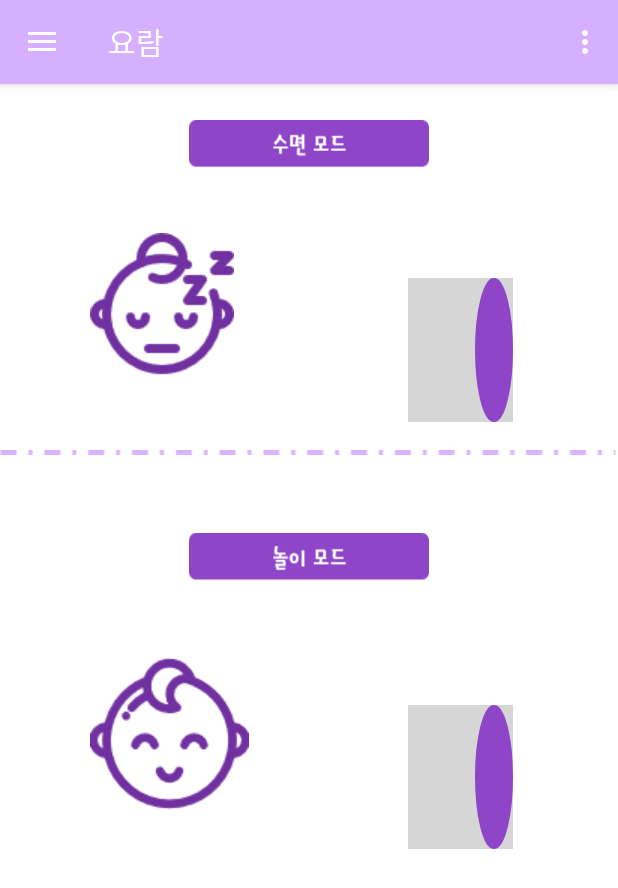
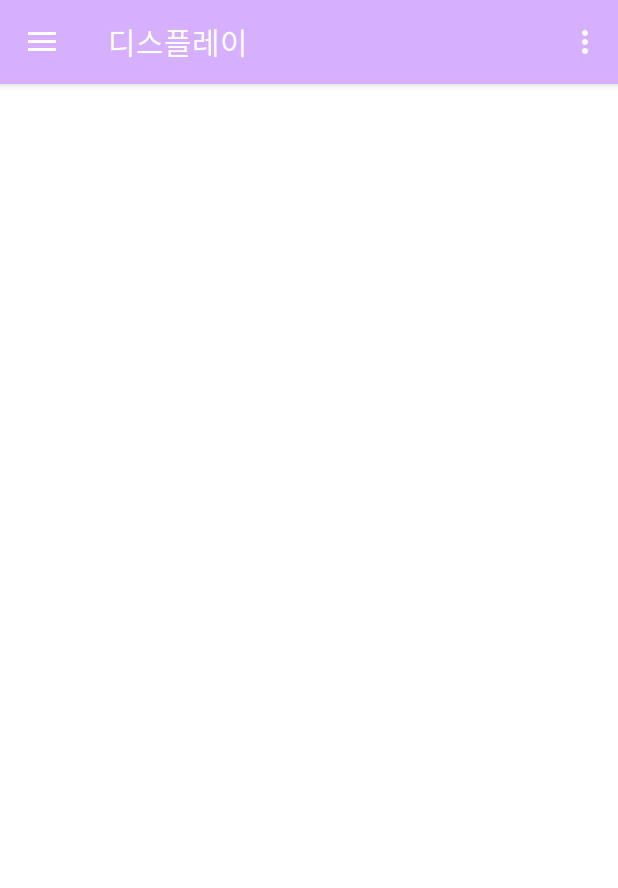
Before and after one commit to Dauuni/Bazzi, an Android app: the Cradle screen opened directly, with no data from a screen before it, on a phone screen of 412 x 824 dp. Shown: the top 888 px of the screen. Run offline under Robolectric (Android 15) with nearby library versions, the phone set to English and light mode, and no system bars.

Commit message:
20.05.05 / 15:52

```diff
--- a/app/src/main/java/com/daeun/bazzi_1/Cradle.java
+++ b/app/src/main/java/com/daeun/bazzi_1/Cradle.java
@@ -16,7 +16,7 @@ public class Cradle extends AppCompatActivity
     @Override
     protected void onCreate(Bundle savedInstanceState) {
         super.onCreate(savedInstanceState);
-        setContentView(R.layout.cradle_main);
+        setContentView(R.layout.display_main);
         Toolbar toolbar = (Toolbar) findViewById(R.id.toolbar);
         setSupportActionBar(toolbar);
 
--- a/app/src/main/java/com/daeun/bazzi_1/MainActivity.java
+++ b/app/src/main/java/com/daeun/bazzi_1/MainActivity.java
@@ -2,6 +2,7 @@ package com.daeun.bazzi_1;
 
 import android.content.ClipData;
 import android.content.Intent;
+import android.content.SharedPreferences;
 import android.os.Bundle;
 import android.view.View;
 import android.support.design.widget.NavigationView;
@@ -12,6 +13,7 @@ import android.support.v7.app.AppCompatActivity;
 import android.support.v7.widget.Toolbar;
 import android.view.Menu;
 import android.view.MenuItem;
+import android.widget.EditText;
 import android.widget.ImageButton;
 import android.widget.TextView;
 
@@ -171,6 +173,4 @@ public class MainActivity extends AppCompatActivity
         drawer.closeDrawer(GravityCompat.START);
         return true;
     }
-
-
 }
--- a/app/src/main/res/layout/content_main.xml
+++ b/app/src/main/res/layout/content_main.xml
@@ -74,7 +74,7 @@
         android:id="@+id/imageButton2"
         android:layout_marginLeft="185dp"
         android:layout_marginTop="196dp"
-        android:background="@drawable/cradle1"/>
+        android:background="@drawable/display"/>
 
     <ImageButton
         android:layout_width="155dp"
--- a/app/src/main/res/layout/cradle_main.xml
+++ /dev/null
@@ -1,121 +0,0 @@
-<?xml version="1.0" encoding="utf-8"?>
-<RelativeLayout
-    xmlns:android="http://schemas.android.com/apk/res/android"
-    xmlns:app="http://schemas.android.com/apk/res-auto"
-    android:layout_width="match_parent"
-    android:layout_height="match_parent"
-    app:layout_behavior="@string/appbar_scrolling_view_behavior"
-    android:background="#FFFfff">
-
-    <android.support.v4.widget.DrawerLayout
-        android:id="@+id/Cradle"
-        android:layout_width="match_parent"
-        android:layout_height="match_parent"
-        android:layout_alignParentLeft="true"
-        android:layout_alignParentTop="true"
-        android:layout_marginTop="0dp">
-
-        <android.support.design.widget.NavigationView
-            android:id="@+id/nav_view"
-            android:layout_width="wrap_content"
-            android:layout_height="match_parent"
-            android:layout_gravity="start"
-            android:fitsSystemWindows="true"
-            app:headerLayout="@layout/nav_header_main"
-            app:menu="@menu/activity_main_drawer" />
-
-        <RelativeLayout
-            android:layout_width="match_parent"
-            android:layout_height="match_parent">
-
-            <ImageView
-                android:layout_width="160dp"
-                android:layout_height="35dp"
-                android:id="@+id/play_mode"
-                android:background="@drawable/play_mode"
-                android:layout_centerHorizontal="true"
-                android:layout_alignParentTop="true"
-                android:layout_marginTop="355dp"/>
-
-            <ImageView
-                android:layout_width="160dp"
-                android:layout_height="35dp"
-                android:id="@+id/sleep_mode"
-                android:background="@drawable/sleep_mode"
-                android:layout_centerHorizontal="true"
-                android:layout_alignParentTop="true"
-                android:layout_marginTop="80dp"/>
-
-            <ImageView
-                android:layout_width="wrap_content"
-                android:layout_height="wrap_content"
-                android:id="@+id/sleep_baby"
-                android:background="@drawable/sleep_baby"
-                android:layout_alignParentTop="true"
-                android:layout_marginTop="155dp"
-                android:layout_alignParentLeft="true"
-                android:layout_marginLeft="60dp"/>
-
-            <ImageView
-                android:layout_width="wrap_content"
-                android:layout_height="wrap_content"
-                android:id="@+id/play_baby"
-                android:background="@drawable/play_baby"
-                android:layout_alignParentTop="true"
-                android:layout_marginTop="435dp"
-                android:layout_alignParentLeft="true"
-                android:layout_marginLeft="60dp"/>
-
-            <ImageView
-                android:layout_width="match_parent"
-                android:layout_height="wrap_content"
-                android:background="@drawable/line"
-                android:layout_alignParentTop="true"
-                android:layout_marginTop="300dp"/>
-
-            <Switch
-                android:id="@+id/switch2"
-                android:layout_width="wrap_content"
-                android:layout_height="wrap_content"
-                android:layout_alignParentTop="true"
-                android:layout_alignParentRight="true"
-                android:layout_marginTop="185dp"
-                android:layout_marginRight="70dp"
-                android:checked="true"
-                android:switchMinWidth="70dp"
-                android:thumb="@drawable/switch_thumb"
-                android:track="@drawable/switch_track_selector" />
-
-            <Switch
-                android:id="@+id/switch3"
-                android:layout_width="wrap_content"
-                android:layout_height="wrap_content"
-                android:layout_alignParentTop="true"
-                android:layout_alignParentRight="true"
-                android:layout_marginTop="470dp"
-                android:layout_marginRight="70dp"
-                android:checked="true"
-                android:switchMinWidth="70dp"
-                android:thumb="@drawable/switch_thumb"
-                android:track="@drawable/switch_track_selector" />
-
-        </RelativeLayout>
-
-    </android.support.v4.widget.DrawerLayout>
-
-    <android.support.design.widget.AppBarLayout
-        android:layout_width="match_parent"
-        android:layout_height="wrap_content"
-        android:theme="@style/AppTheme.AppBarOverlay">
-
-        <android.support.v7.widget.Toolbar
-            android:id="@+id/toolbar"
-            android:layout_width="match_parent"
-            android:layout_height="?attr/actionBarSize"
-            android:background="#D7AFFF"
-            app:popupTheme="@style/AppTheme.PopupOverlay" />
-
-    </android.support.design.widget.AppBarLayout>
-
-
-</RelativeLayout>
--- /dev/null
+++ b/app/src/main/res/layout/display_main.xml
@@ -0,0 +1,50 @@
+<?xml version="1.0" encoding="utf-8"?>
+<RelativeLayout
+    xmlns:android="http://schemas.android.com/apk/res/android"
+    xmlns:app="http://schemas.android.com/apk/res-auto"
+    android:layout_width="match_parent"
+    android:layout_height="match_parent"
+    app:layout_behavior="@string/appbar_scrolling_view_behavior"
+    android:background="#FFFfff">
+
+    <android.support.v4.widget.DrawerLayout
+        android:id="@+id/Cradle"
+        android:layout_width="match_parent"
+        android:layout_height="match_parent"
+        android:layout_alignParentLeft="true"
+        android:layout_alignParentTop="true"
+        android:layout_marginTop="0dp">
+
+        <android.support.design.widget.NavigationView
+            android:id="@+id/nav_view"
+            android:layout_width="wrap_content"
+            android:layout_height="match_parent"
+            android:layout_gravity="start"
+            android:fitsSystemWindows="true"
+            app:headerLayout="@layout/nav_header_main"
+            app:menu="@menu/activity_main_drawer" />
+
+        <RelativeLayout
+            android:layout_width="match_parent"
+            android:layout_height="match_parent">
+
+        </RelativeLayout>
+
+    </android.support.v4.widget.DrawerLayout>
+
+    <android.support.design.widget.AppBarLayout
+        android:layout_width="match_parent"
+        android:layout_height="wrap_content"
+        android:theme="@style/AppTheme.AppBarOverlay">
+
+        <android.support.v7.widget.Toolbar
+            android:id="@+id/toolbar"
+            android:layout_width="match_parent"
+            android:layout_height="?attr/actionBarSize"
+            android:background="#D7AFFF"
+            app:popupTheme="@style/AppTheme.PopupOverlay" />
+
+    </android.support.design.widget.AppBarLayout>
+
+
+</RelativeLayout>
--- a/app/src/main/res/values/strings.xml
+++ b/app/src/main/res/values/strings.xml
@@ -11,6 +11,6 @@
     <string name="label3">수면</string>
     <string name="label4">성장 그래프</string>
     <string name="label5">일기장</string>
-    <string name="label6">요람</string>
+    <string name="label6">디스플레이</string>
     <string name="login_main">로그인</string>
 </resources>
```
Also changed, not shown: app/src/main/res/layout/baby.xml (+16 -49 lines), app/src/main/res/drawable/baby_heat.png (added), app/src/main/res/drawable/baby_pulse.png (added), app/src/main/res/drawable/display.png (added), app/src/main/res/drawable/save_button.png (added), app/src/main/res/drawable/text_box.png (added).
